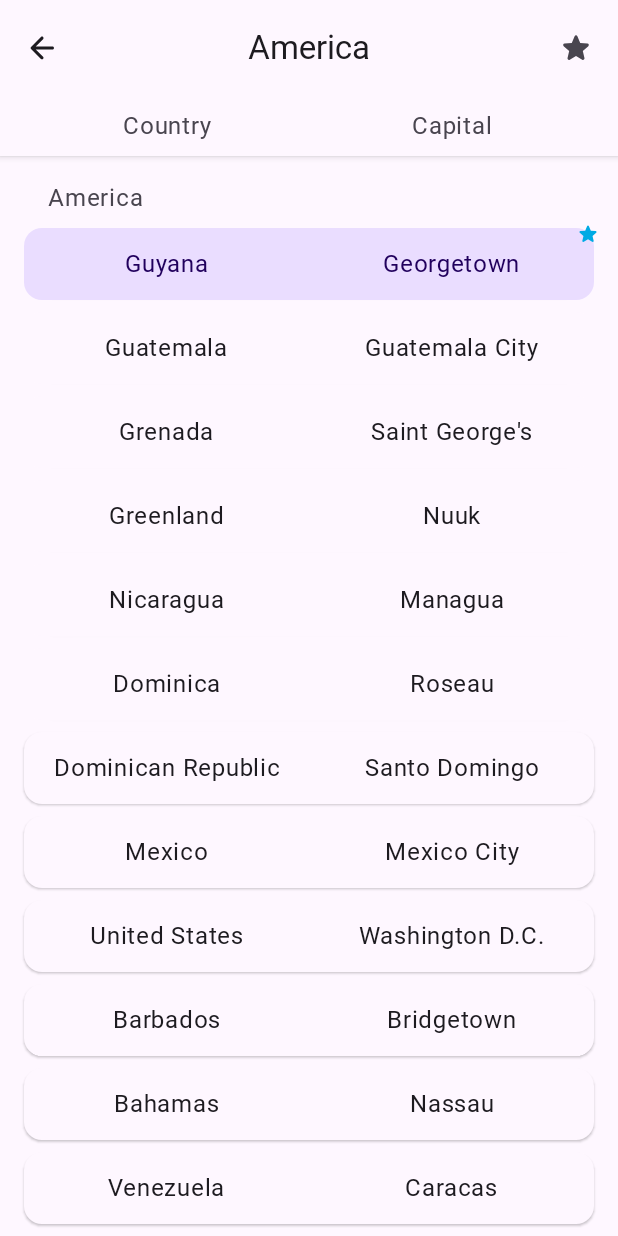
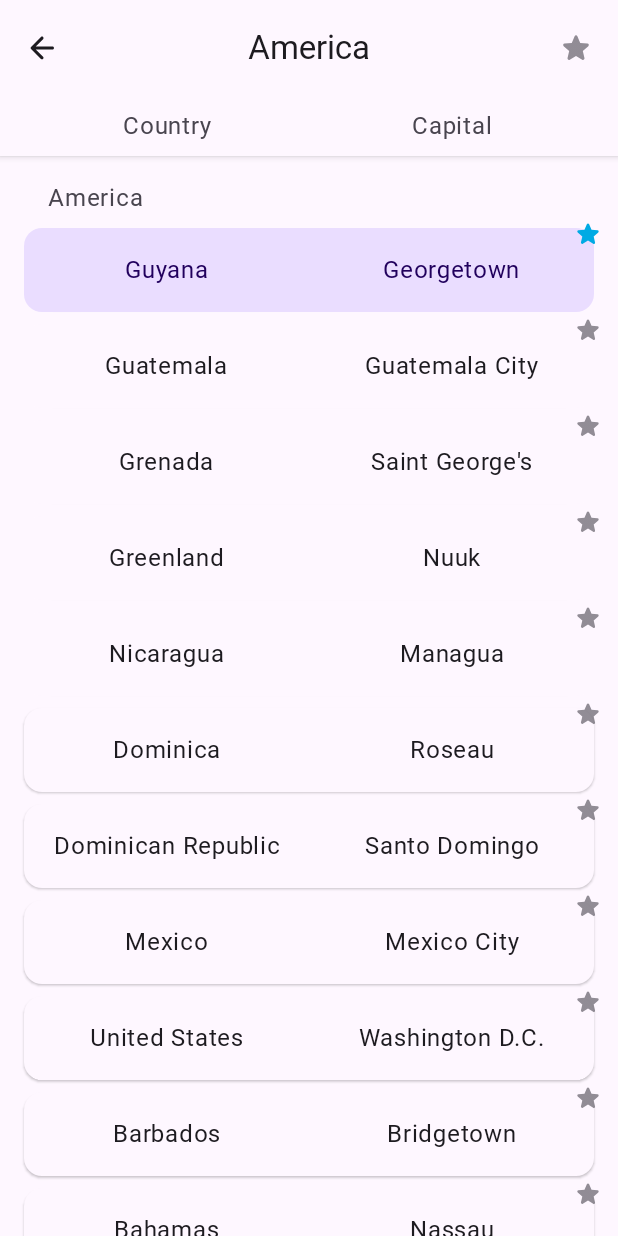
Before and after one commit to wing-tree/world-capitals-quiz, an Android app built with Jetpack Compose: the WorldCapitalsFragment screen opened through its navigation route, after a tap on "Guyana", on a phone screen of 412 x 824 dp. Run offline under Robolectric (Android 15) with nearby library versions, the light colour scheme and no system bars; libraries missing offline, so code that uses them is left out: com.android.billingclient; Roboto replaces fonts that are not available here; 1 statement that could not run was skipped.

Commit message:
feat : Modify design

```diff
--- /dev/null
+++ b/app/src/main/java/wing/tree/world/capitals/quiz/constant/ContentAlpha.kt
@@ -0,0 +1,5 @@
+package wing.tree.world.capitals.quiz.constant
+
+object ContentAlpha {
+    const val medium = 0.60F
+}
--- a/app/src/main/java/wing/tree/world/capitals/quiz/constant/Dp.kt
+++ b/app/src/main/java/wing/tree/world/capitals/quiz/constant/Dp.kt
@@ -3,4 +3,4 @@ package wing.tree.world.capitals.quiz.constant
 import androidx.compose.ui.unit.dp
 
 val ShadowElevation = 3.0.dp
-val StarSize = 16.0.dp
+val StarSize = 20.0.dp
--- a/app/src/main/java/wing/tree/world/capitals/quiz/view/fragment/WorldCapitalsFragment.kt
+++ b/app/src/main/java/wing/tree/world/capitals/quiz/view/fragment/WorldCapitalsFragment.kt
@@ -4,14 +4,12 @@ import android.os.Bundle
 import android.view.LayoutInflater
 import android.view.View
 import android.view.ViewGroup
+import androidx.activity.compose.BackHandler
 import androidx.annotation.StringRes
 import androidx.compose.animation.AnimatedContent
-import androidx.compose.animation.AnimatedVisibility
 import androidx.compose.animation.animateColorAsState
 import androidx.compose.animation.fadeIn
 import androidx.compose.animation.fadeOut
-import androidx.compose.animation.scaleIn
-import androidx.compose.animation.scaleOut
 import androidx.compose.animation.slideInHorizontally
 import androidx.compose.animation.slideInVertically
 import androidx.compose.animation.slideOutHorizontally
@@ -72,6 +70,7 @@ import kotlinx.collections.immutable.ImmutableSet
 import kotlinx.coroutines.Dispatchers
 import kotlinx.coroutines.launch
 import wing.tree.world.capitals.quiz.R
+import wing.tree.world.capitals.quiz.constant.ContentAlpha.medium
 import wing.tree.world.capitals.quiz.constant.Preferences
 import wing.tree.world.capitals.quiz.constant.ShadowElevation
 import wing.tree.world.capitals.quiz.constant.StarSize
@@ -133,12 +132,10 @@ class WorldCapitalsFragment : BaseFragment() {
                                     CircularProgressIndicator()
                                 }
 
-                                is WorldCapitalsUiState.Content -> {
-                                    Content(
-                                        content = targetState,
-                                        modifier = Modifier.fillMaxSize(),
-                                    )
-                                }
+                                is WorldCapitalsUiState.Content -> Content(
+                                    content = targetState,
+                                    modifier = Modifier.fillMaxSize(),
+                                )
                             }
                         }
                     }
@@ -162,6 +159,10 @@ private fun Content(
 
     var showOnlyFavorites by rememberSaveable {
         mutableStateOf(false)
+    }
+
+    BackHandler(enabled = showOnlyFavorites) {
+        showOnlyFavorites = false
     }
 
     Scaffold(
@@ -218,7 +219,7 @@ private fun Content(
                                 val targetValue = if (showOnlyFavorites) {
                                     colorScheme.primary
                                 } else {
-                                    colorScheme.onSurfaceVariant
+                                    colorScheme.onSurfaceVariant.copy(alpha = medium)
                                 }
 
                                 val tint by animateColorAsState(targetValue = targetValue)
@@ -475,7 +476,7 @@ private fun Nation(
             Row(
                 modifier = Modifier
                     .wrapContentHeight(Alignment.CenterVertically)
-                    .padding(vertical = 12.dp),
+                    .padding(vertical = 16.dp),
                 verticalAlignment = Alignment.CenterVertically,
             ) {
                 Text(
@@ -516,21 +517,31 @@ private fun Nation(
             }
         }
 
-        AnimatedVisibility(
-            visible = favoritedState,
+        IconButton(
+            onClick = {
+                favoritedState = favoritedState.not()
+                onClick(nation.key)
+            },
             modifier = Modifier
+                .size(40.dp)
                 .align(Alignment.TopEnd)
                 .graphicsLayer {
-                    translationX = 4.dp.toPx()
-                    translationY = 4.unaryMinus().dp.toPx()
+                    translationX = 16.dp.toPx()
+                    translationY = 16.unaryMinus().dp.toPx()
                 },
-            enter = scaleIn().plus(fadeIn()),
-            exit = scaleOut().plus(fadeOut()),
         ) {
+            val tint by animateColorAsState(
+                targetValue = if (favoritedState) {
+                    colorScheme.primary
+                } else {
+                    colorScheme.onSurfaceVariant.copy(alpha = medium)
+                }
+            )
+
             Icon(
                 imageVector = Icons.Rounded.Star,
                 modifier = Modifier.size(StarSize),
-                tint = colorScheme.primary,
+                tint = tint,
             )
         }
     }
```
